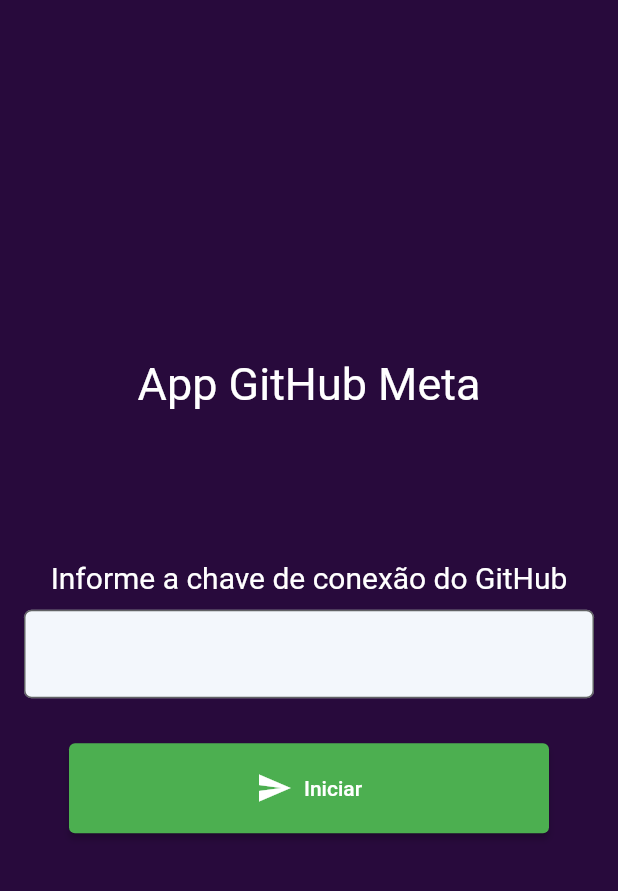
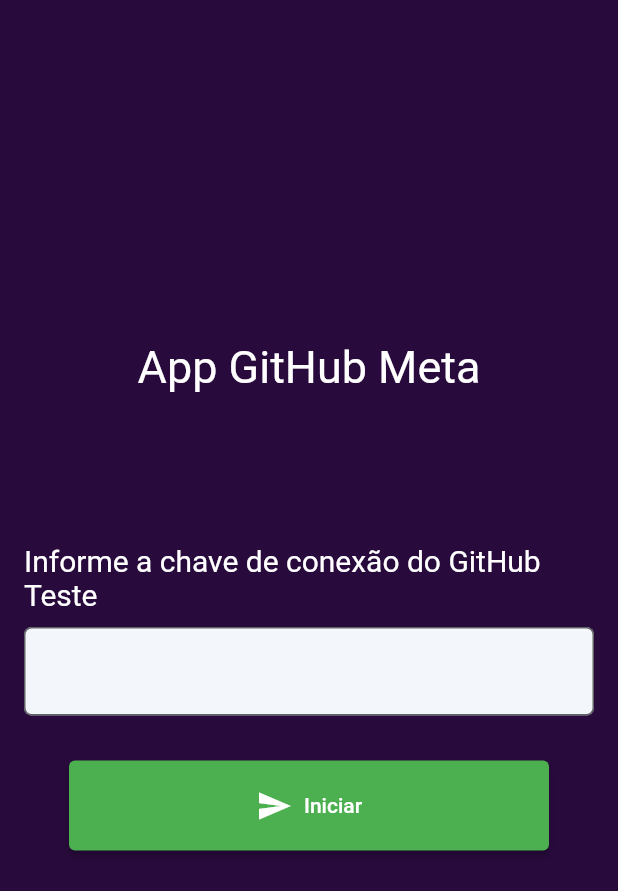
Before and after one commit to danilosouza55/app_github, a Flutter app: the screen it shows after launch, on a phone screen of 412 x 824 dp. Shown: the top 891 px of the screen. Run offline on Flutter 3.47's test engine with Material 2 defaults, Android fonts, the light colour scheme and no system bars; our stand-ins replace dartz, logger; accounts and stored records are empty; Roboto replaces fonts that are missing (SharonSans).

Commit message:
Commit de teste

```diff
--- a/lib/src/presenter/page/login_page.dart
+++ b/lib/src/presenter/page/login_page.dart
@@ -46,7 +46,7 @@
                   height: 100,
                 ),
                 InputText(
-                  titulo: 'Informe a chave de conexão do GitHub',
+                  titulo: 'Informe a chave de conexão do GitHub Teste',
                   isNull: false,
                   controller: keyController,
                   icon: Icons.password,
```
